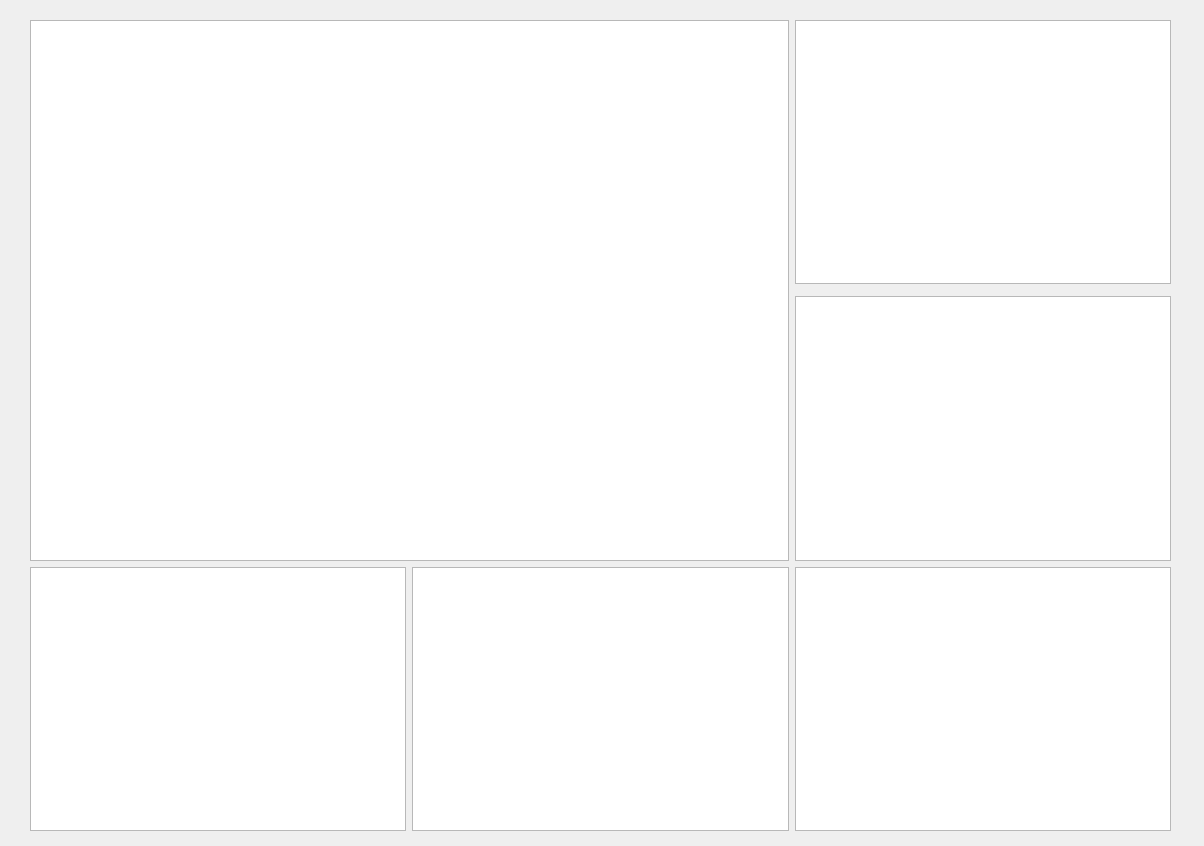
Before: the Qt Designer form Realtime/realtime_sensorData.ui in ChosenOne959/SPBA, drawn with Qt 5.
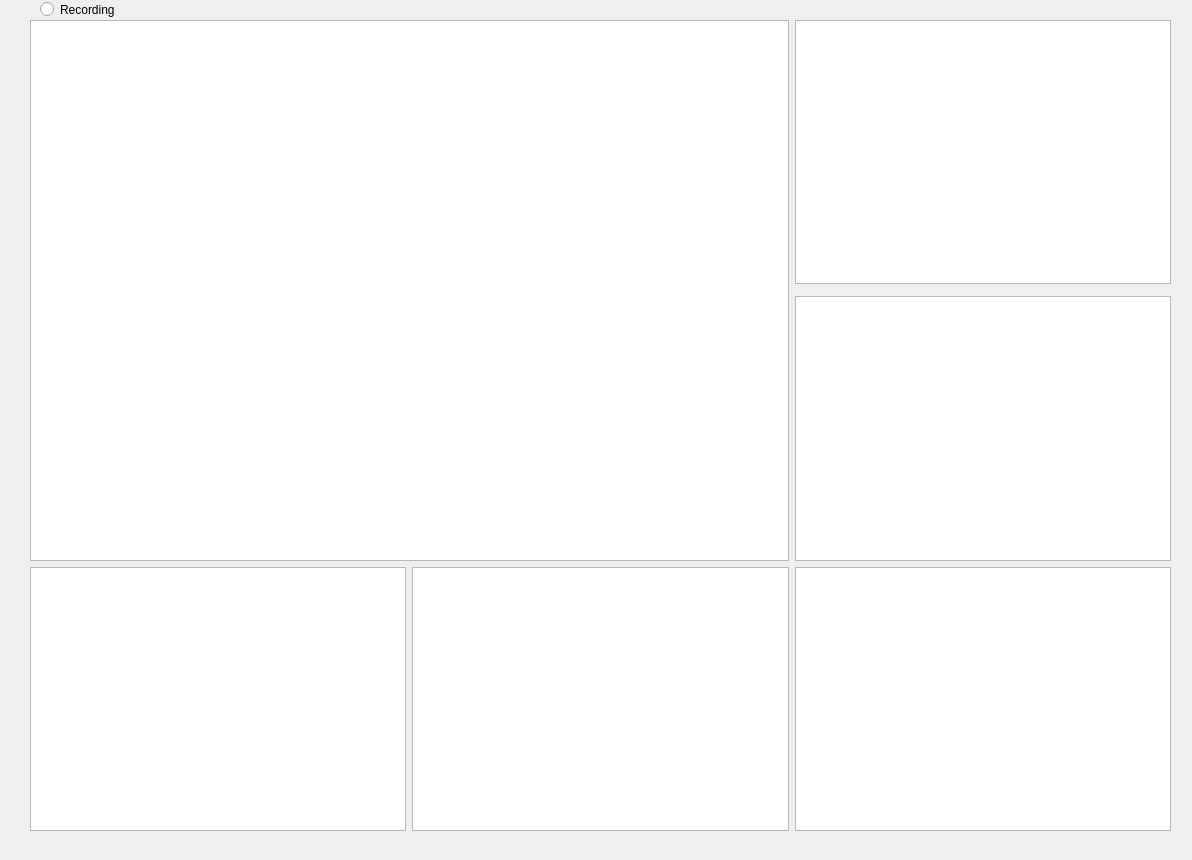
After: the same form once the commit is applied. Custom widgets are drawn as their Qt base class.

Diff of the .ui file:
```diff
--- a/Realtime/realtime_sensorData.ui
+++ b/Realtime/realtime_sensorData.ui
@@ -6,8 +6,8 @@
    <rect>
     <x>0</x>
     <y>0</y>
-    <width>1204</width>
-    <height>846</height>
+    <width>1192</width>
+    <height>860</height>
    </rect>
   </property>
   <property name="windowTitle">
@@ -43,6 +43,19 @@
     </item>
    </layout>
   </widget>
+  <widget class="QRadioButton" name="radioButton">
+   <property name="geometry">
+    <rect>
+     <x>40</x>
+     <y>0</y>
+     <width>115</width>
+     <height>19</height>
+    </rect>
+   </property>
+   <property name="text">
+    <string>Recording</string>
+   </property>
+  </widget>
  </widget>
  <customwidgets>
   <customwidget>
```
